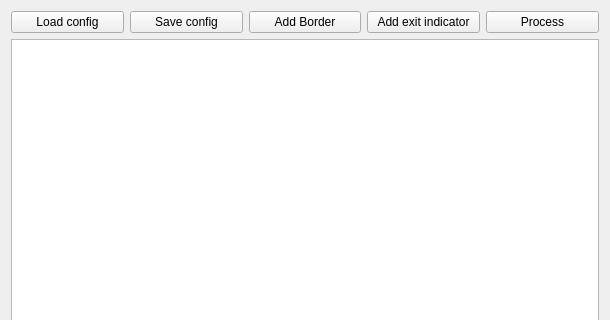
This is GUI/edit_config_class.ui in LightAboveFighter/Panocam_Recognition_Classification as Qt 5 draws it before an edit; both pictures show x 0 to 610 and y 0 to 320 of the 610 by 475 pixel window. The edited form follows.
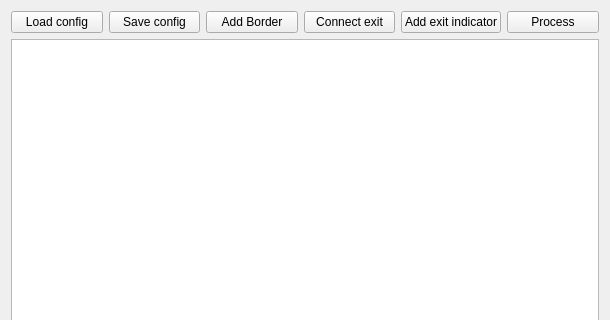
This is the edited form.

Commit message: add pairing exit

```diff
--- a/GUI/edit_config_class.ui
+++ b/GUI/edit_config_class.ui
@@ -42,6 +42,13 @@
          </property>
         </widget>
        </item>
+       <item>
+        <widget class="QPushButton" name="button_connect_exit">
+         <property name="text">
+          <string>Connect exit</string>
+         </property>
+        </widget>
+       </item>
        <item>
         <widget class="QPushButton" name="button_add_detect_window">
          <property name="text">
```
The commit also changes 4 other files.
